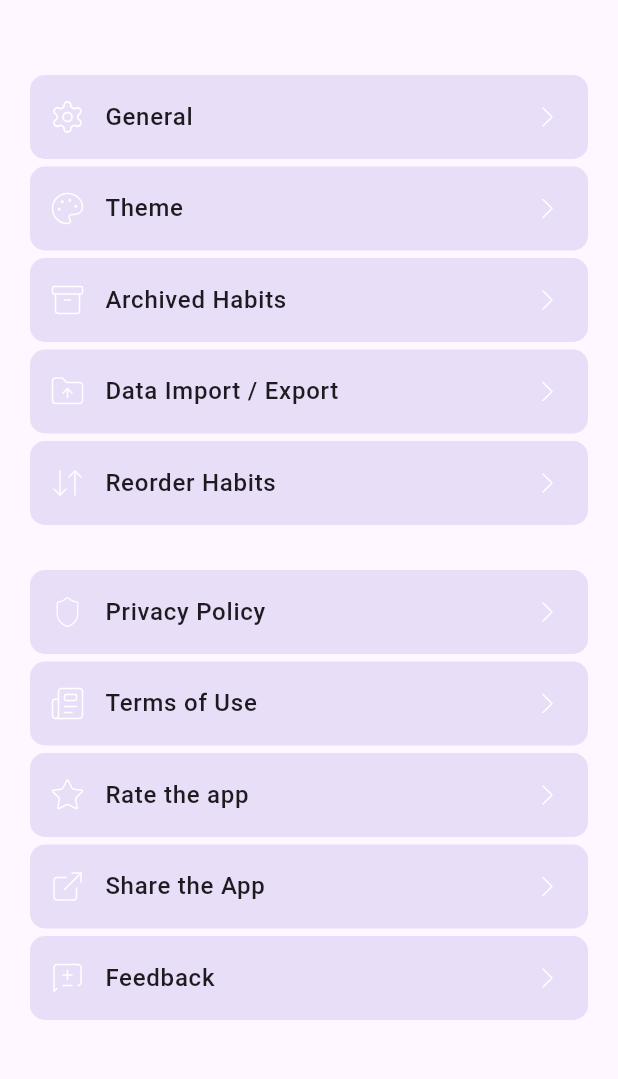
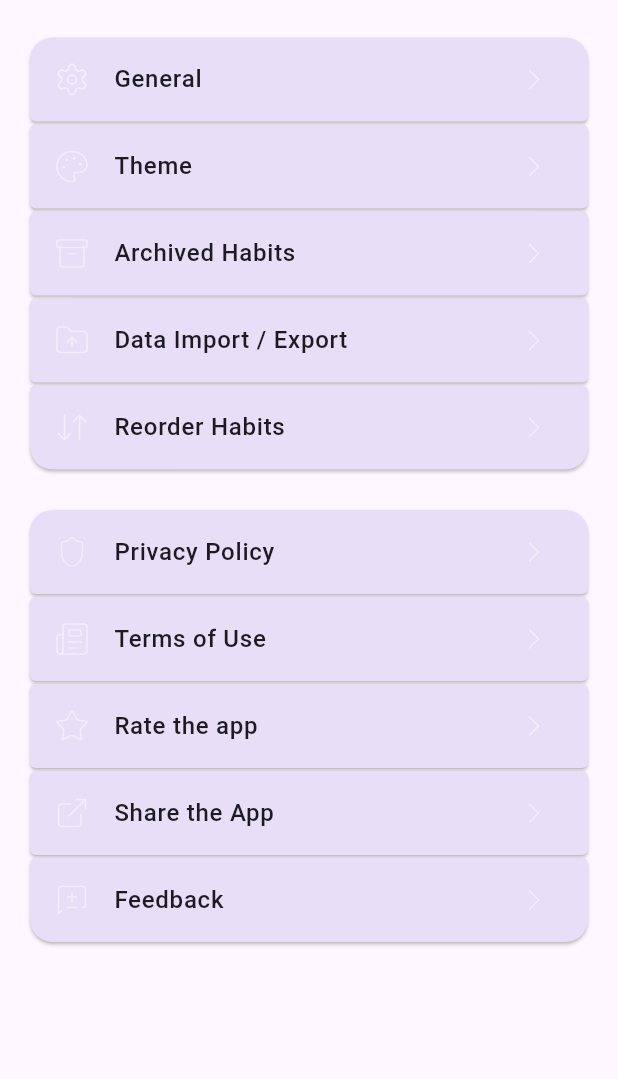
Before and after one commit to anand-a-j/habitroot, a Flutter app: the SettingsScreen screen opened by its route, on a phone screen of 412 x 824 dp, the part 84-1163 px from its top. Run offline on Flutter 3.47's test engine with Material 3 defaults, Android fonts, the phone set to English and light mode, and no system bars; our stand-ins replace dashed_circular_progress_bar, emoji_picker_flutter, fl_chart, flutter_local_notifications, flutter_riverpod, flutter_svg and 7 more; accounts and stored records are empty.

Commit message:
settings: update settings ui, add general settings screen

```diff
--- a/lib/features/settings/presentation/screen/settings_screen.dart
+++ b/lib/features/settings/presentation/screen/settings_screen.dart
@@ -3,6 +3,8 @@ import 'package:go_router/go_router.dart';
 import 'package:habitroot/core/constants/app_constants.dart';
 import 'package:habitroot/core/constants/assets.dart';
 import 'package:habitroot/core/constants/strings.dart';
+import 'package:habitroot/features/settings/presentation/screen/theme_screen.dart'
+    show showThemeBottomSheet;
 import 'package:habitroot/features/settings/presentation/widgets/settings_card.dart';
 
 import '../../../../core/components/core_components.dart';
@@ -21,16 +23,21 @@ class SettingsScreen extends StatelessWidget {
         padding: const EdgeInsets.symmetric(horizontal: AppConsts.pSide),
         children: [
           const SizedBox(height: AppConsts.pLarge),
-          const SizedBox(height: AppConsts.pLarge),
+
           SettingsCard(
             leadingIcon: Assets.settings,
             title: generalEn,
+            isFirst: true,
+            onTap: () {
+              context.pushNamed('general-screen');
+            },
           ),
           SettingsCard(
             leadingIcon: Assets.theme,
             title: "Theme",
             onTap: () {
-                      context.pushNamed('theme-screen');
+              showThemeBottomSheet(context);
+              // context.pushNamed('theme-screen');
             },
           ),
           SettingsCard(
@@ -47,12 +54,14 @@ class SettingsScreen extends StatelessWidget {
           SettingsCard(
             leadingIcon: Assets.arrowUpDown,
             title: reorderHabitsEn,
+            isLast: true,
             onTap: () {
               context.pushNamed('reorder-screen');
             },
           ),
           const SizedBox(height: AppConsts.pLarge),
           SettingsCard(
+            isFirst: true,
             leadingIcon: Assets.shield,
             title: privacyPolicyEn,
           ),
@@ -69,6 +78,7 @@ class SettingsScreen extends StatelessWidget {
             title: shareTheAppEn,
           ),
           SettingsCard(
+            isLast: true,
             leadingIcon: Assets.messageSquareDiff,
             title: feedbackEn,
           ),
--- a/lib/features/settings/presentation/widgets/settings_card.dart
+++ b/lib/features/settings/presentation/widgets/settings_card.dart
@@ -8,6 +8,8 @@ class SettingsCard extends StatelessWidget {
   final String title;
   final String? subTitle;
   final void Function()? onTap;
+  final bool isFirst;
+  final bool isLast;
 
   const SettingsCard({
     super.key,
@@ -15,72 +17,142 @@ class SettingsCard extends StatelessWidget {
     required this.title,
     this.subTitle,
     this.onTap,
+    this.isFirst = false,
+    this.isLast = false,
   });
 
   @override
   Widget build(BuildContext context) {
-    return GestureDetector(
+    double defaultRadius = 4;
+    double largeRadius = 15;
+
+    final borderRadius = BorderRadius.vertical(
+      top: Radius.circular(isFirst ? largeRadius : defaultRadius),
+      bottom: Radius.circular(isLast ? largeRadius : defaultRadius),
+    );
+    return Card(
+      margin: const EdgeInsets.only(bottom: 2),
+      color: context.secondaryFixed,
+      shape: RoundedRectangleBorder(borderRadius: borderRadius),
+      clipBehavior: Clip.antiAlias,
+      child: InkWell(
         onTap: onTap,
-      child: Container(
-        margin: const EdgeInsets.only(bottom: 5),
-        padding: const EdgeInsetsDirectional.only(
-          start: 10,
-          end: 5,
-          top: 12,
-          bottom: 12,
-        ),
-        decoration: BoxDecoration(
-          borderRadius: BorderRadius.circular(
-            AppConsts.rSmall,
-          ),
-          color: context.secondaryFixed,
-        ),
-        child: Row(
-          children: [
-            Container(
-              width: 30,
-              height: 30,
-              alignment: Alignment.center,
-              child: SvgPicture.asset(
+        child: ListTile(
+          leading: SvgPicture.asset(
             leadingIcon,
             width: 24,
             height: 24,
             fit: BoxFit.contain,
             colorFilter: ColorFilter.mode(
-                  context.onPrimary,
+              context.onPrimary.withValues(alpha: 0.5),
               BlendMode.srcIn,
             ),
           ),
-            ),
-            const SizedBox(width: 10),
-            Expanded(
-              child: Text(
+          title: Text(
             title,
             style: context.bodyLarge?.copyWith(
               fontWeight: FontWeight.w500,
             ),
           ),
-            ),
-            Padding(
-              padding: const EdgeInsetsDirectional.only(
-                top: 4,
-                bottom: 4,
-                end: 10,
-              ),
-              child: SvgPicture.asset(
+          subtitle: subTitle != null
+              ? Text(
+                  subTitle!,
+                  style: context.bodyMedium,
+                )
+              : null,
+          trailing: SvgPicture.asset(
             Assets.arrowRight,
             width: 24,
             height: 24,
             fit: BoxFit.contain,
             colorFilter: ColorFilter.mode(
-                  context.onPrimary,
+              context.onPrimary.withValues(alpha: 0.5),
               BlendMode.srcIn,
             ),
           ),
-            ),
-          ],
         ),
       ),
     );
   }
 }
+// class SettingsCard extends StatelessWidget {
+//   final String leadingIcon;
+//   final String title;
+//   final String? subTitle;
+//   final void Function()? onTap;
+
+//   const SettingsCard({
+//     super.key,
+//     required this.leadingIcon,
+//     required this.title,
+//     this.subTitle,
+//     this.onTap,
+//   });
+
+//   @override
+//   Widget build(BuildContext context) {
+//     return GestureDetector(
+//       onTap: onTap,
+//       child: Container(
+//         margin: const EdgeInsets.only(bottom: 5),
+//         padding: const EdgeInsetsDirectional.only(
+//           start: 10,
+//           end: 5,
+//           top: 12,
+//           bottom: 12,
+//         ),
+//         decoration: BoxDecoration(
+//           borderRadius: BorderRadius.circular(
+//             AppConsts.rSmall,
+//           ),
+//           color: context.secondaryFixed,
+//         ),
+//         child: Row(
+//           children: [
+//             Container(
+//               width: 30,
+//               height: 30,
+//               alignment: Alignment.center,
+//               child: SvgPicture.asset(
+//                 leadingIcon,
+//                 width: 24,
+//                 height: 24,
+//                 fit: BoxFit.contain,
+//                 colorFilter: ColorFilter.mode(
+//                   context.onPrimary,
+//                   BlendMode.srcIn,
+//                 ),
+//               ),
+//             ),
+//             const SizedBox(width: 10),
+//             Expanded(
+//               child: Text(
+//                 title,
+//                 style: context.bodyLarge?.copyWith(
+//                   fontWeight: FontWeight.w500,
+//                 ),
+//               ),
+//             ),
+//             Padding(
+//               padding: const EdgeInsetsDirectional.only(
+//                 top: 4,
+//                 bottom: 4,
+//                 end: 10,
+//               ),
+//               child: SvgPicture.asset(
+//                 Assets.arrowRight,
+//                 width: 24,
+//                 height: 24,
+//                 fit: BoxFit.contain,
+//                 colorFilter: ColorFilter.mode(
+//                   context.onPrimary,
+//                   BlendMode.srcIn,
+//                 ),
+//               ),
+//             ),
+//           ],
+//         ),
+//       ),
+//     );
+//   }
+// }
--- a/lib/routes/routes.dart
+++ b/lib/routes/routes.dart
@@ -1,6 +1,7 @@
 import 'package:flutter/widgets.dart';
 import 'package:go_router/go_router.dart';
 import 'package:habitroot/features/home/presentation/screen/dashboard_screen.dart';
+import 'package:habitroot/features/settings/presentation/screen/general_screen.dart';
 import 'package:habitroot/features/settings/presentation/screen/reorder_screen.dart';
 import 'package:habitroot/features/settings/presentation/screen/settings_screen.dart';
 import 'package:habitroot/features/settings/presentation/screen/theme_screen.dart';
@@ -94,7 +95,7 @@ final GoRouter router = GoRouter(
         );
       },
     ),
-     GoRoute(
+    GoRoute(
       name: 'theme-screen',
       path: '/theme',
       pageBuilder: (context, state) {
@@ -104,5 +105,15 @@ final GoRouter router = GoRouter(
         );
       },
     ),
+    GoRoute(
+      name: 'general-screen',
+      path: '/general',
+      pageBuilder: (context, state) {
+        return SlideTransitionPage(
+          page: const GeneralScreen(),
+          beginOffset: const Offset(0, 1),
+        );
+      },
+    ),
   ],
 );
```
Also changed, not shown: lib/features/settings/presentation/screen/general_screen.dart (added, +33 -0 lines), lib/features/settings/presentation/screen/theme_screen.dart (+86 -2 lines), lib/features/settings/presentation/widgets/theme_sheet.dart (added). Lines whose indentation alone changed are shown as unchanged.
